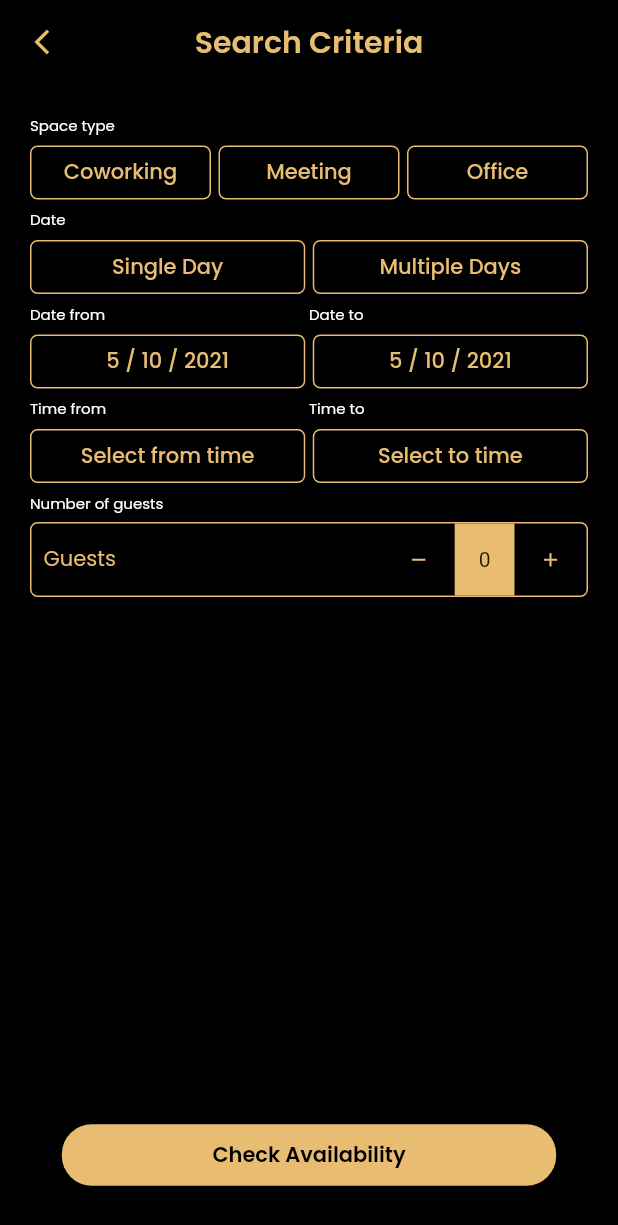
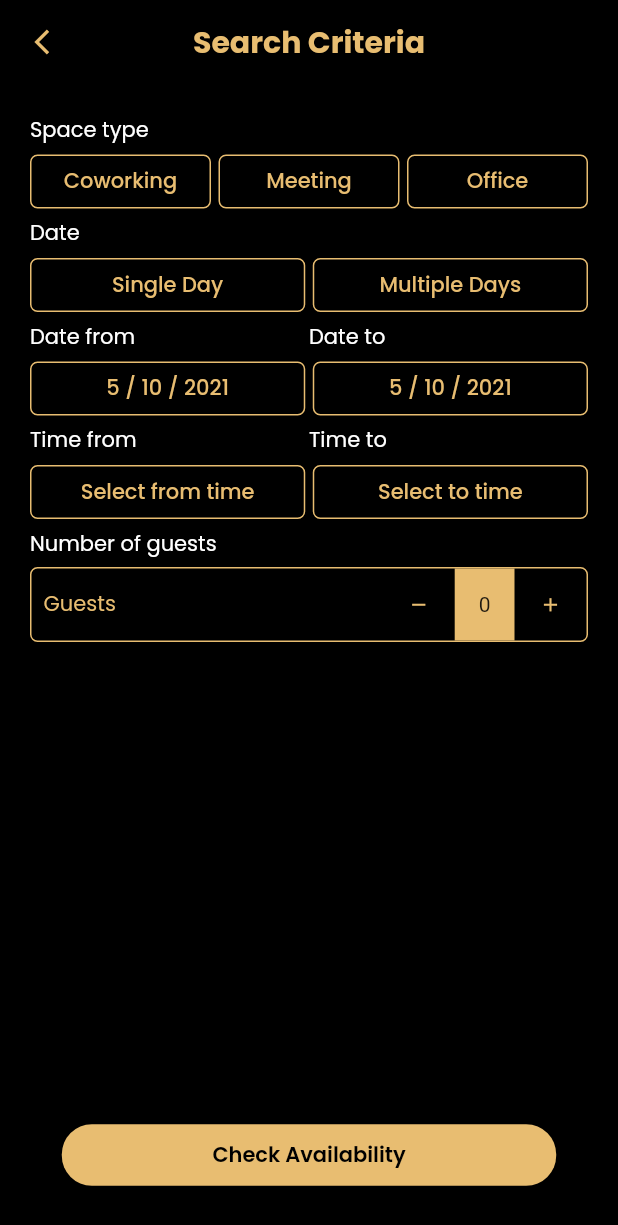
Before and after one commit to harigovindkk/hello_al_bab, a Flutter app: the SearchCriteria screen opened directly, on a phone screen of 412 x 824 dp. Shown: the top 1225 px of the screen. Run offline on Flutter 3.47's test engine with Material 2 defaults, Android fonts, the phone set to English and light mode, and no system bars; our stand-ins replace carousel_slider, cloud_firestore, expandable_text, firebase_core, google_fonts, sliding_up_panel; accounts and stored records are empty; network calls fail.

Commit message:
connection completed

```diff
--- a/lib/main.dart
+++ b/lib/main.dart
@@ -21,7 +21,7 @@ class MyApp extends StatelessWidget {
       theme: ThemeData(
         primarySwatch: Colors.blue,
       ),
-      home: Home(),
+      home: OnBoardingScreen(),
     );
   }
 }
--- a/lib/screens/add_workspace.dart
+++ b/lib/screens/add_workspace.dart
@@ -86,7 +86,7 @@ class _AddWorkspaceState extends State<AddWorkspace> {
                       style: GoogleFonts.poppins(
                           color: Colors.black,
                           fontSize: 15,
-                          fontWeight: FontWeight.w700),
+                          fontWeight: FontWeight.w600),
                     ),
                   ),
                 ),
--- a/lib/screens/bookings.dart
+++ b/lib/screens/bookings.dart
@@ -31,7 +31,7 @@ class _MyBookingsState extends State<MyBookings> {
         title: Text(
           "Bookings",
           style:
-              GoogleFonts.poppins(fontWeight: FontWeight.w600, color: primary),
+              GoogleFonts.poppins(fontWeight: FontWeight.bold, color: primary),
           textAlign: TextAlign.center,
         ),
         centerTitle: true,
--- a/lib/screens/onboarding.dart
+++ b/lib/screens/onboarding.dart
@@ -203,7 +203,7 @@ class _MyAppState extends State<OnBoardingScreen> {
                       padding: const EdgeInsets.all(15),
                     ),
                     onPressed: () {
-                       Navigator.push(
+                       Navigator.pushReplacement(
                       context,
                       MaterialPageRoute(builder: (context) => LoginPage()),
                     );
@@ -213,7 +213,7 @@ class _MyAppState extends State<OnBoardingScreen> {
                       style: GoogleFonts.poppins(
                           color: Colors.black,
                           fontSize: 15,
-                          fontWeight: FontWeight.w700),
+                          fontWeight: FontWeight.w600),
                     ),
                   ),
                 ),
--- a/lib/screens/searchCriteria.dart
+++ b/lib/screens/searchCriteria.dart
@@ -151,7 +151,7 @@ class _SearchCriteriaState extends State<SearchCriteria> {
         title: Text(
           "Search Criteria",
           style:
-              GoogleFonts.poppins(fontWeight: FontWeight.w600, color: primary),
+              GoogleFonts.poppins(fontWeight: FontWeight.bold, color: primary),
           textAlign: TextAlign.center,
         ),
         centerTitle: true,
@@ -166,7 +166,7 @@ class _SearchCriteriaState extends State<SearchCriteria> {
               children: [
                 Text("Space type",
                     style:
-                        GoogleFonts.poppins(fontSize: 10, color: Colors.white))
+                        GoogleFonts.poppins(color: Colors.white))
               ],
             ),
             Row(
@@ -233,7 +233,7 @@ class _SearchCriteriaState extends State<SearchCriteria> {
               children: [
                 Text("Date",
                     style:
-                        GoogleFonts.poppins(fontSize: 10, color: Colors.white))
+                        GoogleFonts.poppins( color: Colors.white))
               ],
             ),
             Row(
@@ -286,7 +286,7 @@ class _SearchCriteriaState extends State<SearchCriteria> {
                       Text(
                         'Date from',
                         style: GoogleFonts.poppins(
-                            fontSize: 10, color: Colors.white),
+                             color: Colors.white),
                       ),
                     ],
                   ),
@@ -298,7 +298,7 @@ class _SearchCriteriaState extends State<SearchCriteria> {
                       Text(
                         'Date to',
                         style: GoogleFonts.poppins(
-                            fontSize: 10, color: Colors.white),
+                             color: Colors.white),
                       ),
                     ],
                   ),
@@ -355,7 +355,7 @@ class _SearchCriteriaState extends State<SearchCriteria> {
                       Text(
                         'Time from',
                         style: GoogleFonts.poppins(
-                            fontSize: 10, color: Colors.white),
+                             color: Colors.white),
                       ),
                     ],
                   ),
@@ -367,7 +367,7 @@ class _SearchCriteriaState extends State<SearchCriteria> {
                       Text(
                         'Time to',
                         style: GoogleFonts.poppins(
-                            fontSize: 10, color: Colors.white),
+                            color: Colors.white),
                       ),
                     ],
                   ),
@@ -423,7 +423,7 @@ class _SearchCriteriaState extends State<SearchCriteria> {
               children: [
                 Text("Number of guests",
                     style:
-                        GoogleFonts.poppins(fontSize: 10, color: Colors.white))
+                        GoogleFonts.poppins( color: Colors.white))
               ],
             ),
             SizedBox(height: 5),
--- a/lib/screens/wishlist.dart
+++ b/lib/screens/wishlist.dart
@@ -31,7 +31,7 @@ class _MyWishlistState extends State<MyWishlist> {
         title: Text(
           "Wishlist",
           style:
-              GoogleFonts.poppins(fontWeight: FontWeight.w600, color: primary),
+              GoogleFonts.poppins(fontWeight: FontWeight.bold, color: primary),
           textAlign: TextAlign.center,
         ),
         centerTitle: true,
--- a/lib/widgets/bookedWorkspace.dart
+++ b/lib/widgets/bookedWorkspace.dart
@@ -52,7 +52,7 @@ class _BookedWorkSpaceCardState extends State<BookedWorkSpaceCard> {
                       height: 10,
                     ),
                     Text(
-                      " Weelington Place",
+                      " Wellington Place",
                       style: GoogleFonts.poppins(
                           fontWeight: FontWeight.w600,
                           fontSize: 15,
```
Also changed, not shown: lib/screens/locationAvailable.dart (+10 -2 lines), lib/screens/login.dart (+7 -2 lines), lib/screens/signup.dart (+4 -3 lines), lib/screens/verify_email.dart (+7 -2 lines), lib/screens/workspace_detail.dart (+8 -2 lines), lib/widgets/workSpaceCard.dart (+10 -1 lines), pubspec.lock.
